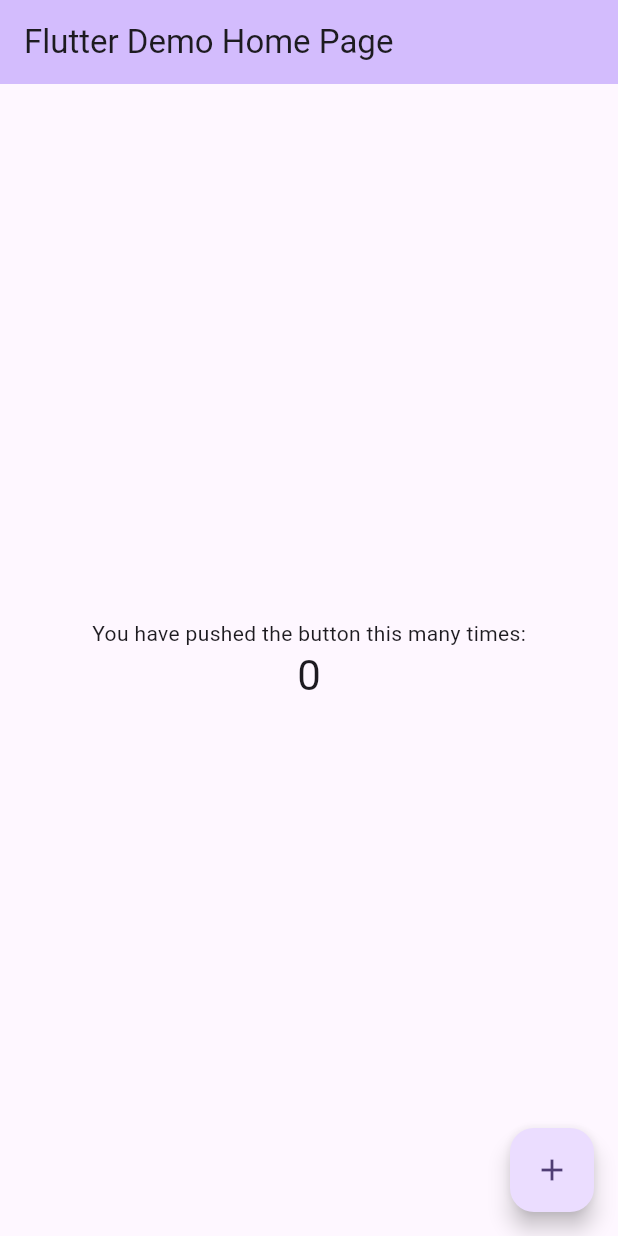
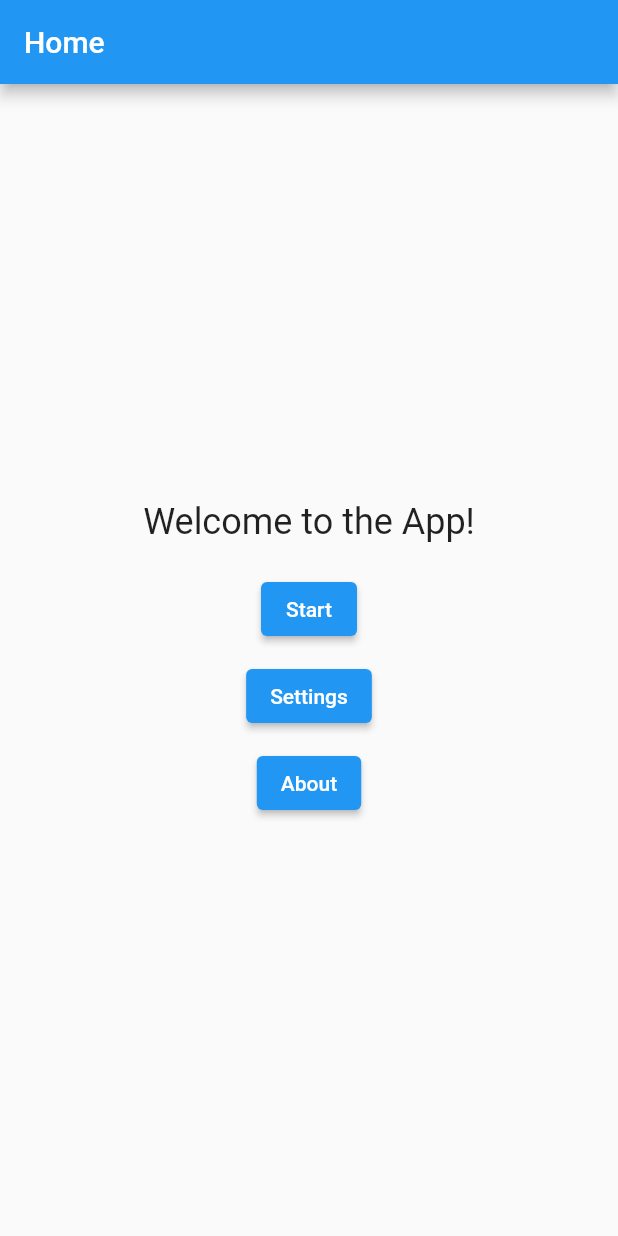
Before and after one commit to DeadNightKing/lci_turn_helper, a Flutter app: the screen it shows after launch, on a phone screen of 412 x 824 dp. Run offline on Flutter 3.47's test engine with Material 2 defaults, Android fonts, the phone set to English and light mode, and no system bars.

Commit message:
init start page

```diff
--- a/lib/main.dart
+++ b/lib/main.dart
@@ -1,125 +1,73 @@
 import 'package:flutter/material.dart';
+import 'pages/processinfo/gameprocessinfo_page.dart';
+import 'pages/start/gamestart_page.dart';
+import 'system/systemsetting.dart';
 
-void main() {
-  runApp(const MyApp());
-}
+// void main() {
+//   runApp(const MyApp());
+// }
+
+void main() => runApp(const MyApp());
 
 class MyApp extends StatelessWidget {
-  const MyApp({super.key});
+  const MyApp({Key? key}) : super(key: key);
 
-  // This widget is the root of your application.
   @override
   Widget build(BuildContext context) {
     return MaterialApp(
-      title: 'Flutter Demo',
+      title: 'Flutter Example',
       theme: ThemeData(
-        // This is the theme of your application.
-        //
-        // TRY THIS: Try running your application with "flutter run". You'll see
-        // the application has a blue toolbar. Then, without quitting the app,
-        // try changing the seedColor in the colorScheme below to Colors.green
-        // and then invoke "hot reload" (save your changes or press the "hot
-        // reload" button in a Flutter-supported IDE, or press "r" if you used
-        // the command line to start the app).
-        //
-        // Notice that the counter didn't reset back to zero; the application
-        // state is not lost during the reload. To reset the state, use hot
-        // restart instead.
-        //
-        // This works for code too, not just values: Most code changes can be
-        // tested with just a hot reload.
-        colorScheme: ColorScheme.fromSeed(seedColor: Colors.deepPurple),
-        useMaterial3: true,
+        primarySwatch: Colors.blue,
       ),
-      home: const MyHomePage(title: 'Flutter Demo Home Page'),
+      home: const HomePage(),
+      routes: {
+        '/start': (context) => const StartPage(),
+        '/settings': (context) => const SettingsPage(),
+        '/about': (context) => const AboutPage(),
+      },
     );
   }
 }
 
-class MyHomePage extends StatefulWidget {
-  const MyHomePage({super.key, required this.title});
-
-  // This widget is the home page of your application. It is stateful, meaning
-  // that it has a State object (defined below) that contains fields that affect
-  // how it looks.
-
-  // This class is the configuration for the state. It holds the values (in this
-  // case the title) provided by the parent (in this case the App widget) and
-  // used by the build method of the State. Fields in a Widget subclass are
-  // always marked "final".
-
-  final String title;
-
-  @override
-  State<MyHomePage> createState() => _MyHomePageState();
-}
-
-class _MyHomePageState extends State<MyHomePage> {
-  int _counter = 0;
-
-  void _incrementCounter() {
-    setState(() {
-      // This call to setState tells the Flutter framework that something has
-      // changed in this State, which causes it to rerun the build method below
-      // so that the display can reflect the updated values. If we changed
-      // _counter without calling setState(), then the build method would not be
-      // called again, and so nothing would appear to happen.
-      _counter++;
-    });
-  }
+class HomePage extends StatelessWidget {
+  const HomePage({Key? key}) : super(key: key);
 
   @override
   Widget build(BuildContext context) {
-    // This method is rerun every time setState is called, for instance as done
-    // by the _incrementCounter method above.
-    //
-    // The Flutter framework has been optimized to make rerunning build methods
-    // fast, so that you can just rebuild anything that needs updating rather
-    // than having to individually change instances of widgets.
     return Scaffold(
-      appBar: AppBar(
-        // TRY THIS: Try changing the color here to a specific color (to
-        // Colors.amber, perhaps?) and trigger a hot reload to see the AppBar
-        // change color while the other colors stay the same.
-        backgroundColor: Theme.of(context).colorScheme.inversePrimary,
-        // Here we take the value from the MyHomePage object that was created by
-        // the App.build method, and use it to set our appbar title.
-        title: Text(widget.title),
-      ),
+      appBar: AppBar(title: const Text('Home')),
       body: Center(
-        // Center is a layout widget. It takes a single child and positions it
-        // in the middle of the parent.
         child: Column(
-          // Column is also a layout widget. It takes a list of children and
-          // arranges them vertically. By default, it sizes itself to fit its
-          // children horizontally, and tries to be as tall as its parent.
-          //
-          // Column has various properties to control how it sizes itself and
-          // how it positions its children. Here we use mainAxisAlignment to
-          // center the children vertically; the main axis here is the vertical
-          // axis because Columns are vertical (the cross axis would be
-          // horizontal).
-          //
-          // TRY THIS: Invoke "debug painting" (choose the "Toggle Debug Paint"
-          // action in the IDE, or press "p" in the console), to see the
-          // wireframe for each widget.
           mainAxisAlignment: MainAxisAlignment.center,
-          children: <Widget>[
+          children: [
             const Text(
-              'You have pushed the button this many times:',
+              'Welcome to the App!',
+              style: TextStyle(fontSize: 24),
             ),
-            Text(
-              '$_counter',
-              style: Theme.of(context).textTheme.headlineMedium,
+            const SizedBox(height: 20),
+            ElevatedButton(
+              onPressed: () {
+                Navigator.pushNamed(context, '/start');
+              },
+              child: const Text('Start'),
+            ),
+            const SizedBox(height: 10),
+            ElevatedButton(
+              onPressed: () {
+                Navigator.pushNamed(context, '/settings');
+              },
+              child: const Text('Settings'),
+            ),
+            const SizedBox(height: 10),
+            ElevatedButton(
+              onPressed: () {
+                Navigator.pushNamed(context, '/about');
+              },
+              child: const Text('About'),
             ),
           ],
         ),
       ),
-      floatingActionButton: FloatingActionButton(
-        onPressed: _incrementCounter,
-        tooltip: 'Increment',
-        child: const Icon(Icons.add),
-      ), // This trailing comma makes auto-formatting nicer for build methods.
     );
   }
 }
--- /dev/null
+++ b/lib/pages/processinfo/gameprocessinfo_page.dart
@@ -0,0 +1,15 @@
+import 'package:flutter/material.dart';
+
+class AboutPage extends StatelessWidget {
+  const AboutPage({Key? key}) : super(key: key);
+
+  @override
+  Widget build(BuildContext context) {
+    return Scaffold(
+      appBar: AppBar(title: const Text('About')),
+      body: const Center(
+        child: Text('About Page'),
+      ),
+    );
+  }
+}
--- /dev/null
+++ b/lib/system/systemsetting.dart
@@ -0,0 +1,15 @@
+import 'package:flutter/material.dart';
+
+class SettingsPage extends StatelessWidget {
+  const SettingsPage({Key? key}) : super(key: key);
+
+  @override
+  Widget build(BuildContext context) {
+    return Scaffold(
+      appBar: AppBar(title: const Text('Settings')),
+      body: const Center(
+        child: Text('Settings Page'),
+      ),
+    );
+  }
+}
```
Also changed, not shown: lib/pages/start/button1.dart (added, +15 -0 lines), lib/pages/start/button2.dart (added, +15 -0 lines), lib/pages/start/gamestart_page.dart (added, +26 -0 lines), lib/pages/start/timer.dart (added, +106 -0 lines).
